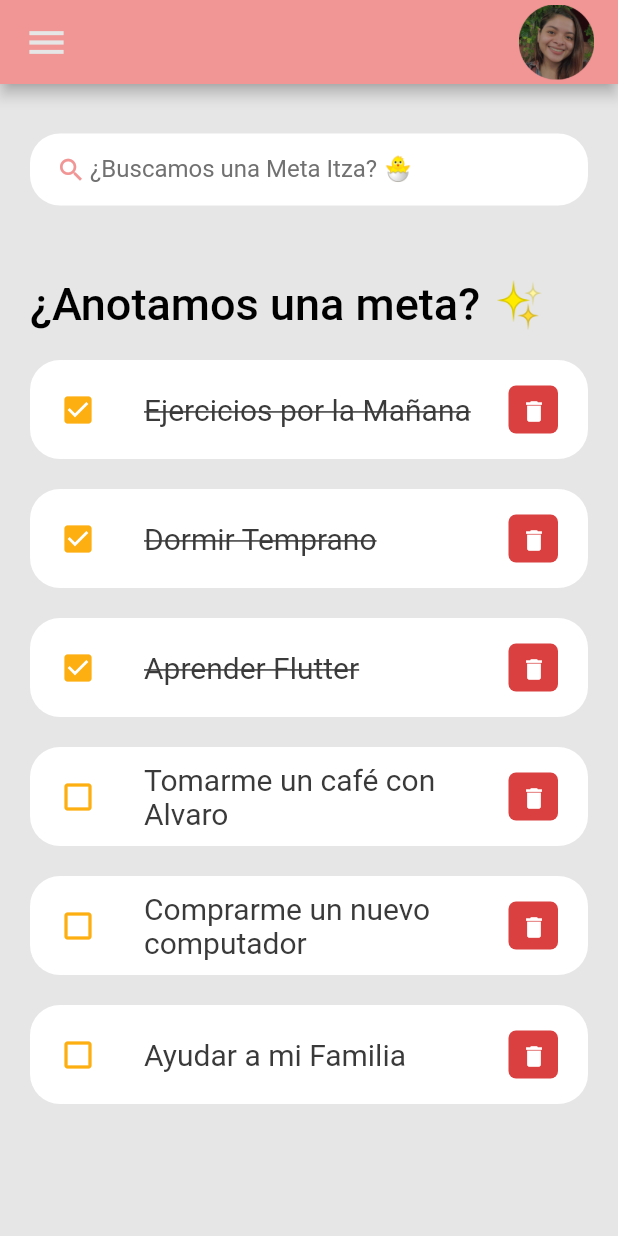
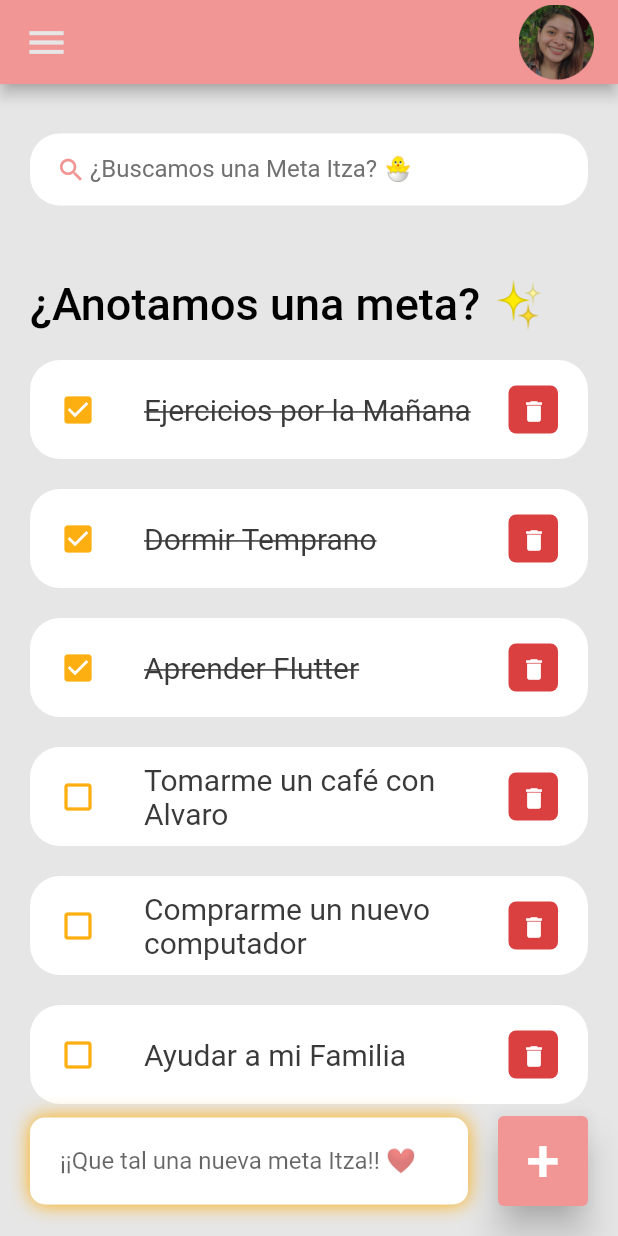
Before and after one commit to Alvaro-Hernandez/ItzalliYuhqui, a Flutter app: the screen it shows after launch, on a phone screen of 412 x 824 dp. Run offline on Flutter 3.47's test engine with Material 2 defaults, Android fonts, the phone set to English and light mode, and no system bars.

Commit message:
Input de Metas en Construccion

```diff
--- a/lib/screens/home.dart
+++ b/lib/screens/home.dart
@@ -13,7 +13,9 @@
     return Scaffold(
         backgroundColor: tdBGColorB,
         appBar: _buildAppBar(),
-        body: Container(
+        body: Stack(
+          children: [
+            Container(
               padding: EdgeInsets.symmetric(horizontal: 20, vertical: 15),
               child: Column(
                 children: [
@@ -44,6 +46,49 @@
                   )
                 ],
               ),
+            ),
+            Align(
+              alignment: Alignment.bottomCenter,
+              child: Row(children: [
+                Expanded(
+                  child: Container(
+                    margin: EdgeInsets.only(bottom: 20, right: 20, left: 20),
+                    padding: EdgeInsets.symmetric(horizontal: 20, vertical: 5),
+                    decoration: BoxDecoration(
+                        color: Colors.white,
+                        boxShadow: const [
+                          BoxShadow(
+                              color: tdCheck,
+                              offset: Offset(0.0, 0.0),
+                              blurRadius: 10.0,
+                              spreadRadius: 0.0),
+                        ],
+                        borderRadius: BorderRadius.circular(10)),
+                    child: TextField(
+                      decoration: InputDecoration(
+                        hintText: '¡¡Que tal una nueva meta Itza!! ❤️',
+                        border: InputBorder.none,
+                      ),
+                    ),
+                  ),
+                ),
+                Container(
+                  margin: EdgeInsets.only(bottom: 20, right: 20),
+                  child: ElevatedButton(
+                    child: Text(
+                      '+',
+                      style: TextStyle(fontSize: 40),
+                    ),
+                    onPressed: () {},
+                    style: ElevatedButton.styleFrom(
+                        primary: tdBGColor,
+                        minimumSize: Size(60, 60),
+                        elevation: 10),
+                  ),
+                )
+              ]),
+            )
+          ],
         ));
   }
 
```
Lines whose indentation alone changed are shown as unchanged.
